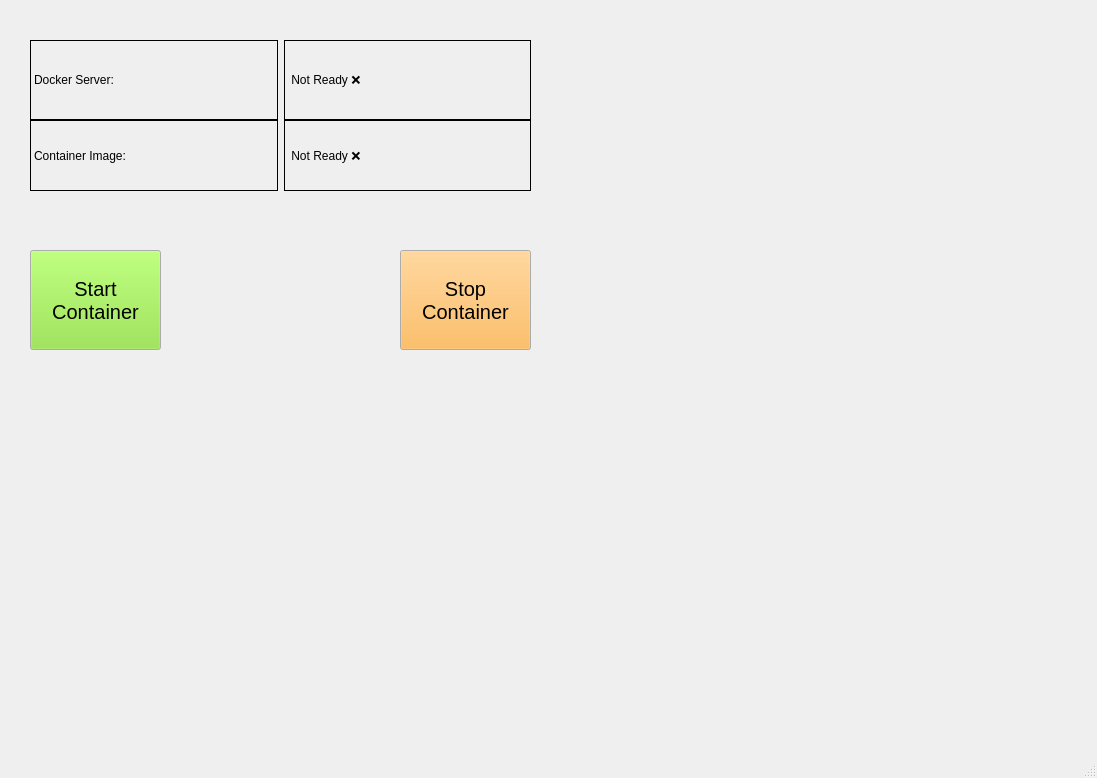
The window that robosimit.ui (techy-digital/robosimit) describes before a commit, drawn with Qt 5.
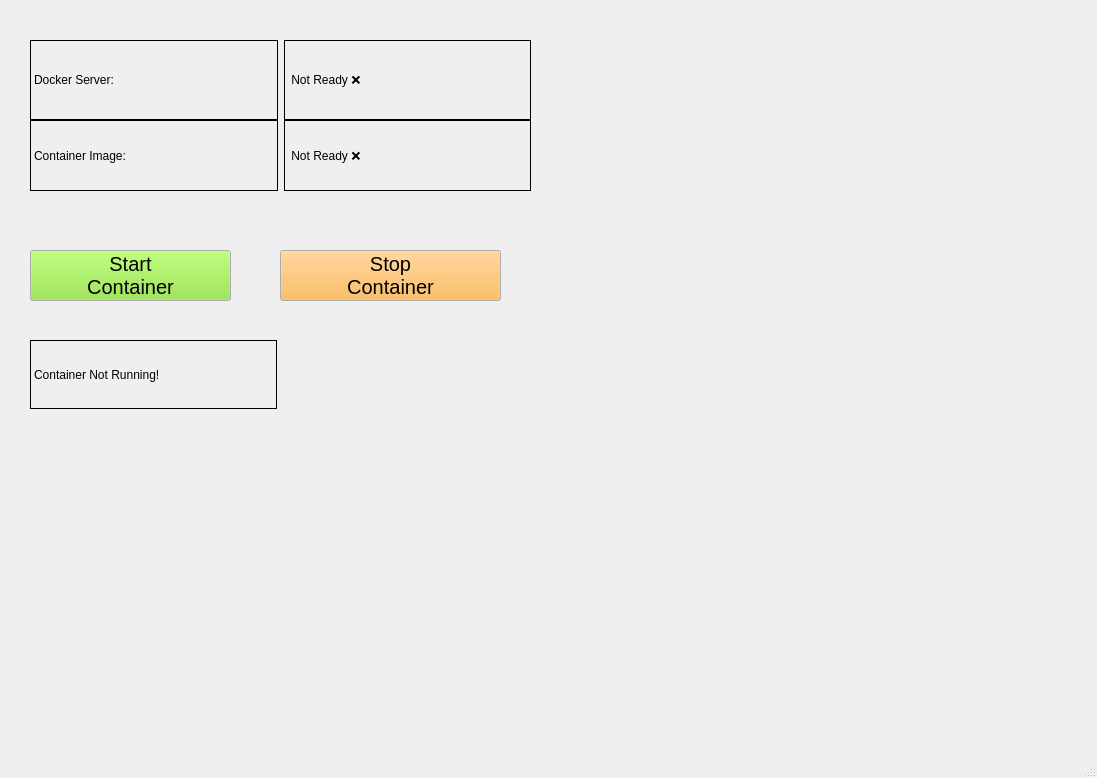
The same window after the commit.

Commit message: Added QThread support for starting and checking a container's status

Patch:
```diff
--- a/robosimit.ui
+++ b/robosimit.ui
@@ -83,8 +83,8 @@
      <rect>
       <x>30</x>
       <y>250</y>
-      <width>131</width>
-      <height>100</height>
+      <width>201</width>
+      <height>51</height>
      </rect>
     </property>
     <property name="palette">
@@ -137,10 +137,10 @@
    <widget class="QPushButton" name="endContainerButton">
     <property name="geometry">
      <rect>
-      <x>400</x>
+      <x>280</x>
       <y>250</y>
-      <width>131</width>
-      <height>100</height>
+      <width>221</width>
+      <height>51</height>
      </rect>
     </property>
     <property name="palette">
@@ -190,6 +190,22 @@
 Container</string>
     </property>
    </widget>
+   <widget class="QLabel" name="ContainerRunningLabel">
+    <property name="geometry">
+     <rect>
+      <x>30</x>
+      <y>340</y>
+      <width>247</width>
+      <height>69</height>
+     </rect>
+    </property>
+    <property name="frameShape">
+     <enum>QFrame::Box</enum>
+    </property>
+    <property name="text">
+     <string>Container Not Running!</string>
+    </property>
+   </widget>
   </widget>
   <widget class="QMenuBar" name="menubar">
    <property name="geometry">
```
Left out of the diff: 4 changed lines with no effect on the pictures. The commit also changes 2 other files.
